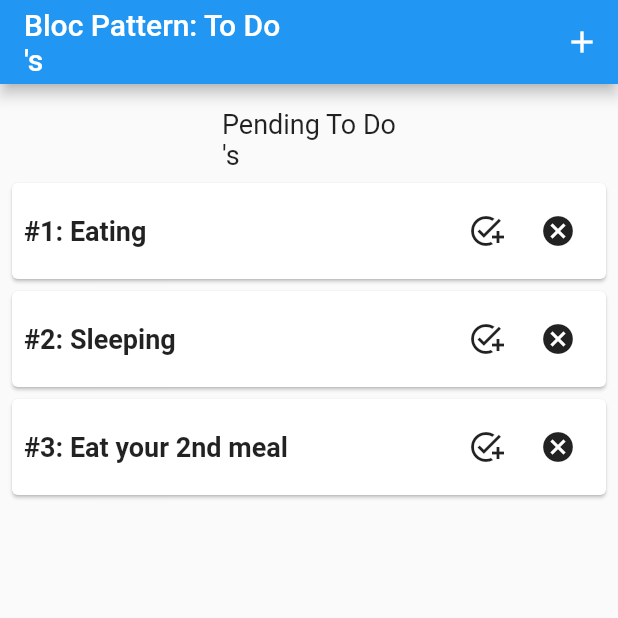
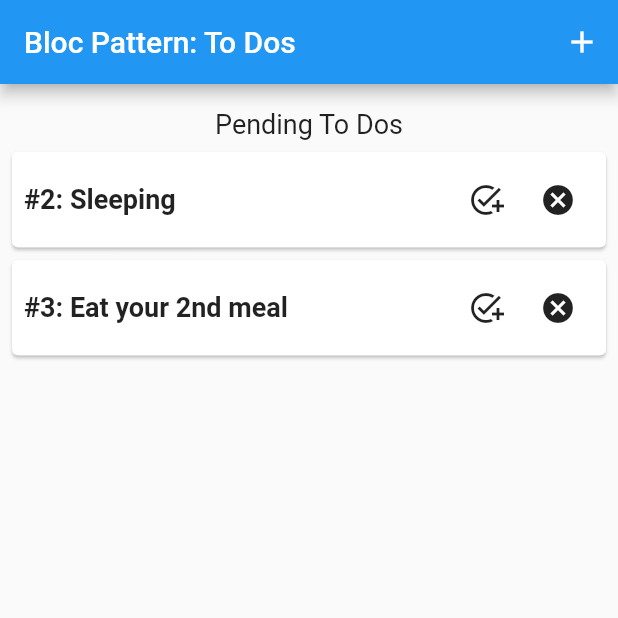
Before and after one commit to Nimra-Amjad/todos_app_with_bloC, a Flutter app: the screen it shows after launch, after a tap on the "cancel" icon, on a phone screen of 412 x 824 dp, the top half of it. Run offline on Flutter 3.47's test engine with Material 2 defaults, Android fonts, the phone set to English and light mode, and no system bars; our stand-ins replace bloc, equatable, flutter_bloc.

Commit message:
add and delete todo

```diff
--- a/lib/blocs/todos/todos_bloc.dart
+++ b/lib/blocs/todos/todos_bloc.dart
@@ -8,6 +8,30 @@ part "todos_state.dart";
 
 class TodosBloc extends Bloc<TodosEvent, TodosState> {
   TodosBloc() : super(TodosLoading()) {
-    on<TodosEvent>((event, emit) {});
+    on<LoadTodos>(_onLoadTodos);
+    on<AddTodos>(_onAddTodos);
+    on<UpdateTodos>(_onUpdateTodos);
+    on<DeleteTodos>(_onDeleteTodos);
+  }
+  void _onLoadTodos(LoadTodos event, Emitter<TodosState> emit) {
+    emit(TodosLoaded(todos: event.todos));
+  }
+
+  void _onAddTodos(AddTodos event, Emitter<TodosState> emit) {
+    final state = this.state;
+    if (state is TodosLoaded) {
+      emit(TodosLoaded(todos: List.from(state.todos)..add(event.todo)));
+    }
+  }
+
+  void _onUpdateTodos(UpdateTodos event, Emitter<TodosState> emit) {}
+  void _onDeleteTodos(DeleteTodos event, Emitter<TodosState> emit) {
+    final state = this.state;
+    if (state is TodosLoaded) {
+      List<Todo> todos = state.todos.where((todo) {
+        return todo.id != event.todo.id;
+      }).toList();
+      emit(TodosLoaded(todos: todos));
+    }
   }
 }
--- a/lib/blocs/todos/todos_event.dart
+++ b/lib/blocs/todos/todos_event.dart
@@ -1,8 +1,41 @@
 part of 'todos_bloc.dart';
 
-abstract class TodosEvent extends Equatable{
+abstract class TodosEvent extends Equatable {
   const TodosEvent();
 
   @override
-  List<Object> get props=> [];
+  List<Object> get props => [];
 }
+
+class LoadTodos extends TodosEvent {
+  final List<Todo> todos;
+
+  const LoadTodos({this.todos = const <Todo>[]});
+  @override
+  List<Object> get props => [todos];
+}
+
+class AddTodos extends TodosEvent {
+  final Todo todo;
+
+  const AddTodos({required this.todo});
+  @override
+  List<Object> get props => [todo];
+}
+
+class UpdateTodos extends TodosEvent {
+  final Todo todo;
+
+  const UpdateTodos({required this.todo});
+  @override
+  List<Object> get props => [todo];
+}
+
+
+class DeleteTodos extends TodosEvent {
+  final Todo todo;
+
+  const DeleteTodos({required this.todo});
+  @override
+  List<Object> get props => [todo];
+}
--- a/lib/main.dart
+++ b/lib/main.dart
@@ -1,5 +1,9 @@
 import 'package:flutter/material.dart';
+import 'package:flutter_bloc/flutter_bloc.dart';
+import 'package:testtest/blocs/todos/todos_bloc.dart';
 import 'package:testtest/screens/home_screen.dart';
+
+import 'models/todos_model.dart';
 
 void main() {
   runApp(const MyApp());
@@ -11,12 +15,32 @@ class MyApp extends StatelessWidget {
   // This widget is the root of your application.
   @override
   Widget build(BuildContext context) {
-    return MaterialApp(
-      title: 'Flutter Demo',
-      theme: ThemeData(
-        primarySwatch: Colors.blue,
+    return MultiBlocProvider(
+      providers: [
+        BlocProvider(
+            create: (context) => TodosBloc()
+              ..add(LoadTodos(todos: [
+                Todo(
+                    id: '1',
+                    task: 'Eating',
+                    description: 'Eat biryani today! Yippieeee'),
+                Todo(
+                    id: '2',
+                    task: 'Sleeping',
+                    description: "Take na of 10 hours! Yahoooo"),
+                Todo(
+                    id: '3',
+                    task: 'Eat your 2nd meal',
+                    description: 'Eat nehari! Yummmmmm')
+              ])))
+      ],
+      child: MaterialApp(
+        title: 'Flutter Demo',
+        theme: ThemeData(
+          primarySwatch: Colors.blue,
+        ),
+        home: const HomeScreen(),
       ),
-      home: const HomeScreen(),
     );
   }
 }
--- a/lib/screens/add_todo_screen.dart
+++ b/lib/screens/add_todo_screen.dart
@@ -1,5 +1,8 @@
 import 'package:flutter/material.dart';
+import 'package:flutter_bloc/flutter_bloc.dart';
 import 'package:testtest/models/todos_model.dart';
+
+import '../blocs/todos/todos_bloc.dart';
 
 class AddToDoScreen extends StatelessWidget {
   const AddToDoScreen({super.key});
@@ -13,7 +16,14 @@ class AddToDoScreen extends StatelessWidget {
       appBar: AppBar(
         title: Text('BloC Pattern: Add a To Do'),
       ),
-      body: Card(
+      body: BlocListener<TodosBloc, TodosState>(
+        listener: (context, state) {
+          if (state is TodosLoaded) {
+            ScaffoldMessenger.of(context)
+                .showSnackBar(const SnackBar(content: Text("To Do Added")));
+          }
+        },
+        child: Card(
           child: Padding(
             padding: const EdgeInsets.all(8.0),
             child: Column(
@@ -27,9 +37,12 @@ class AddToDoScreen extends StatelessWidget {
                           id: controllerId.value.text,
                           task: controllerTask.value.text,
                           description: controllerDescription.value.text);
+                      context.read<TodosBloc>().add(AddTodos(todo: todo));
+                      Navigator.pop(context);
                     },
                     child: Text('Add To Do'))
               ],
+            ),
           ),
         ),
       ),
--- a/lib/screens/home_screen.dart
+++ b/lib/screens/home_screen.dart
@@ -1,5 +1,7 @@
 import 'package:flutter/material.dart';
+import 'package:flutter_bloc/flutter_bloc.dart';
 
+import '../blocs/todos/todos_bloc.dart';
 import '../models/todos_model.dart';
 import 'add_todo_screen.dart';
 
@@ -10,7 +12,7 @@ class HomeScreen extends StatelessWidget {
   Widget build(BuildContext context) {
     return Scaffold(
         appBar: AppBar(
-        title: const Text("Bloc Pattern: To Do\n's"),
+          title: const Text("Bloc Pattern: To Dos"),
           actions: [
             IconButton(
                 onPressed: () {
@@ -20,30 +22,41 @@ class HomeScreen extends StatelessWidget {
                 icon: Icon(Icons.add))
           ],
         ),
-      body: Padding(
+        body: BlocBuilder<TodosBloc, TodosState>(
+          builder: (context, state) {
+            if (state is TodosLoading) {
+              return const CircularProgressIndicator();
+            }
+            if (state is TodosLoaded) {
+              return Padding(
                 padding: const EdgeInsets.all(8.0),
                 child: Column(
                   children: [
                     Container(
                       padding: EdgeInsets.all(8.0),
                       child: Text(
-                "Pending To Do\n's",
-                style: TextStyle(fontSize: 18, fontWeight: FontWeight.normal),
+                        "Pending To Dos",
+                        style: TextStyle(
+                            fontSize: 18, fontWeight: FontWeight.normal),
                       ),
                     ),
                     ListView.builder(
                         shrinkWrap: true,
-                itemCount: Todo.todos.length,
+                        itemCount: state.todos.length,
                         itemBuilder: (BuildContext context, int index) {
-                  return _todoCard(Todo.todos[index]);
+                          return _todoCard(context, state.todos[index]);
                         })
                   ],
                 ),
-      ),
               );
+            } else {
+              return Text("Something went wrong");
+            }
+          },
+        ));
   }
 
-  Card _todoCard(Todo todo) {
+  Card _todoCard(BuildContext context, Todo todo) {
     return Card(
       margin: EdgeInsets.only(bottom: 8.0),
       child: Padding(
@@ -61,7 +74,11 @@ class HomeScreen extends StatelessWidget {
             Row(
               children: [
                 IconButton(onPressed: () {}, icon: Icon(Icons.add_task)),
-                IconButton(onPressed: () {}, icon: Icon(Icons.cancel)),
+                IconButton(
+                    onPressed: () {
+                      context.read<TodosBloc>().add(DeleteTodos(todo: todo));
+                    },
+                    icon: Icon(Icons.cancel)),
               ],
             )
           ],
```
Lines whose indentation alone changed are shown as unchanged.
